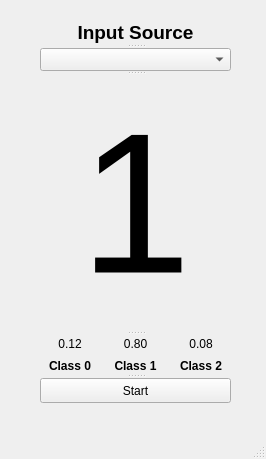
K-J-Q/Cochannel-Speech-Detector, file Qt Creator/livePred.ui: the form before one commit.
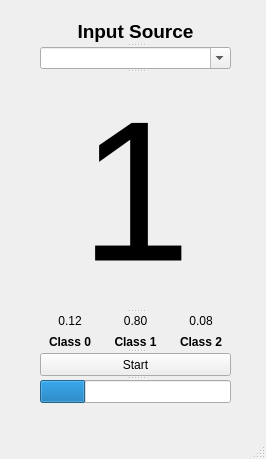
The form after the commit.

Patch:
```diff
--- a/Qt Creator/livePred.ui
+++ b/Qt Creator/livePred.ui
@@ -47,7 +47,11 @@
        <set>Qt::AlignCenter</set>
       </property>
      </widget>
-     <widget class="QComboBox" name="mic_comboBox"/>
+     <widget class="QComboBox" name="mic_selector">
+      <property name="editable">
+       <bool>true</bool>
+      </property>
+     </widget>
     </widget>
     <widget class="QLabel" name="model_output">
      <property name="font">
@@ -169,6 +173,17 @@
       <string>Start</string>
      </property>
     </widget>
+    <widget class="QProgressBar" name="progressBar">
+     <property name="accessibleName">
+      <string/>
+     </property>
+     <property name="value">
+      <number>24</number>
+     </property>
+     <property name="textVisible">
+      <bool>false</bool>
+     </property>
+    </widget>
    </widget>
   </widget>
   <widget class="QMenuBar" name="menubar">
```
Left out of the diff: 16 changed lines with no effect on the pictures.
